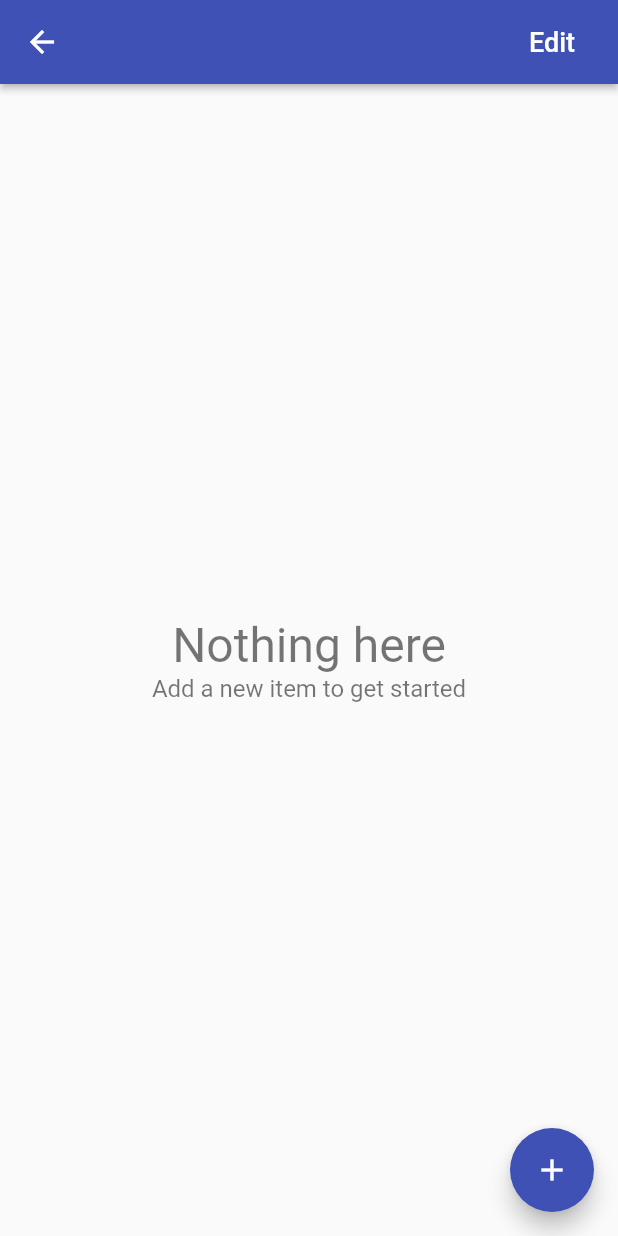
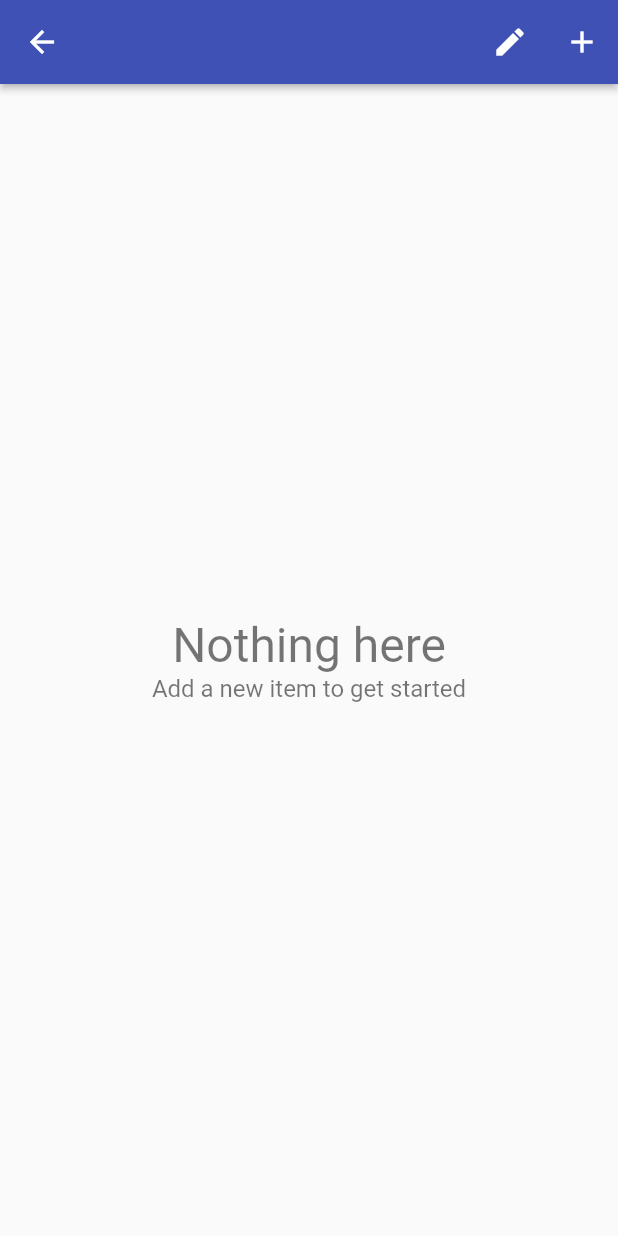
Before and after one commit to hiteshgarg123/Time-Tracker, a Flutter app: the JobEntriesPage screen opened directly with empty values, on a phone screen of 412 x 824 dp. Run offline on Flutter 3.47's test engine with Material 2 defaults, Android fonts, the phone set to English and light mode, and no system bars; our stand-ins replace cloud_firestore, firebase_auth, google_sign_in; missing offline and left inert: flutter_facebook_login; accounts and stored records are empty.

Commit message:
Floating action button removed , Icon button added

```diff
--- a/lib/app/home/job_entries/job_entries_page.dart
+++ b/lib/app/home/job_entries/job_entries_page.dart
@@ -52,10 +52,10 @@ class JobEntriesPage extends StatelessWidget {
             elevation: 2.0,
             title: Text(jobName),
             actions: <Widget>[
-              FlatButton(
-                child: Text(
-                  'Edit',
-                  style: TextStyle(fontSize: 18.0, color: Colors.white),
+              IconButton(
+                icon: Icon(
+                  Icons.edit,
+                  color: Colors.white,
                 ),
                 onPressed: () => EditJobPage.show(
                   context,
@@ -63,17 +63,20 @@ class JobEntriesPage extends StatelessWidget {
                   job: thisJob,
                 ),
               ),
+              IconButton(
+                icon: Icon(
+                  Icons.add,
+                  color: Colors.white,
+                ),
+                onPressed: () => EntryPage.show(
+                  context: context,
+                  database: database,
+                  job: thisJob,
+                ),
+              ),
             ],
           ),
           body: _buildContent(context, job),
-          floatingActionButton: FloatingActionButton(
-            child: Icon(Icons.add),
-            onPressed: () => EntryPage.show(
-              context: context,
-              database: database,
-              job: thisJob,
-            ),
-          ),
         );
       },
     );
```
Also changed, not shown: lib/app/home/jobs/jobs_page.dart (+10 -7 lines).
